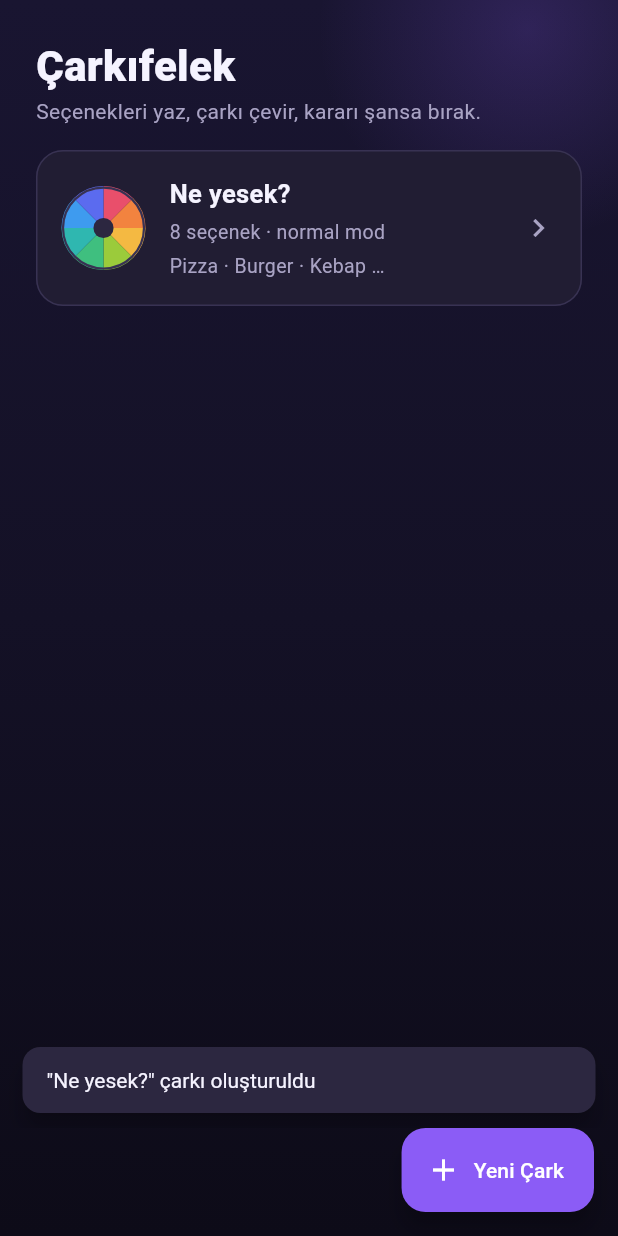
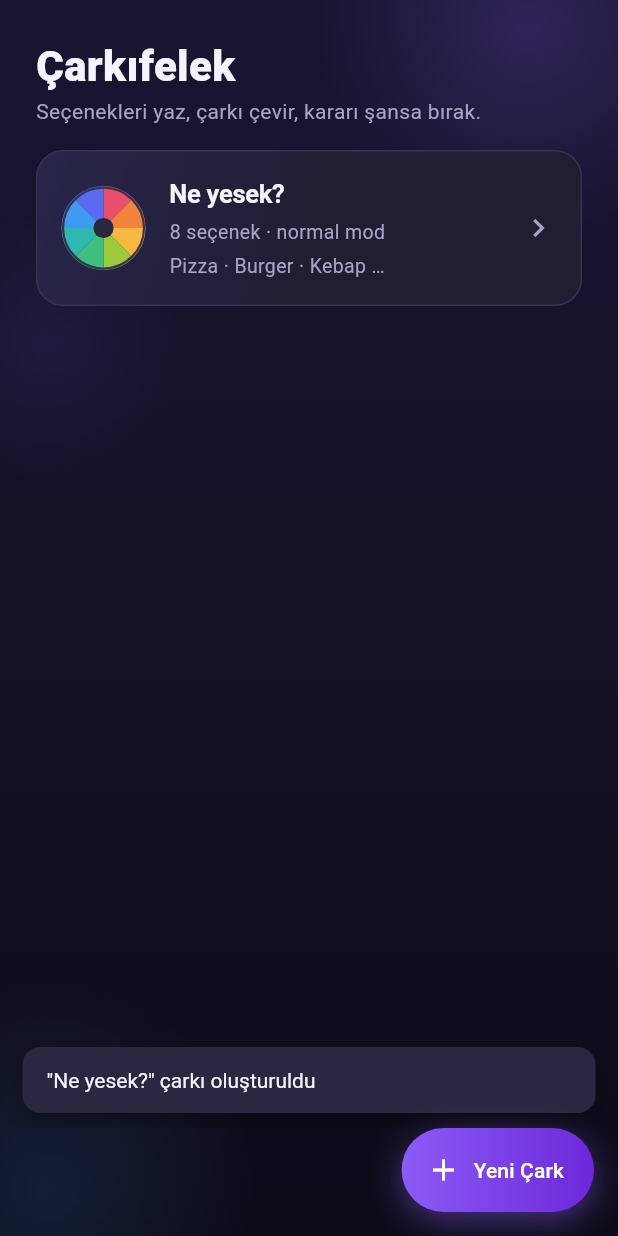
Before and after one commit to alhndgn/carkifelek, a Flutter app: the screen it shows after launch, after a tap on "Ne yesek?", on a phone screen of 412 x 824 dp. Run offline on Flutter 3.47's test engine with Material 3 defaults, Android fonts, the phone set to English and light mode, and no system bars; our stand-ins replace flutter_riverpod, go_router, shared_preferences.

Commit message:
fix(M5): forui kaldirildi, native bottom sheet; 81/81 test yesil

```diff
--- a/lib/core/friction_curve.dart
+++ b/lib/core/friction_curve.dart
@@ -44,8 +44,7 @@ class FrictionCurve extends Curve {
   double get _gainRamp => rampFraction <= 0 ? 0 : rampFraction / 2;
 
   /// Yavaşlama evresinde alınan yol.
-  double get _gainDecay =>
-      rampFraction <= 0
+  double get _gainDecay => rampFraction <= 0
       ? 1 / (decayPower + 1)
       : (1 - rampFraction) / (decayPower + 1);
 
--- a/lib/main.dart
+++ b/lib/main.dart
@@ -13,9 +13,7 @@ Future<void> main() async {
 
   runApp(
     ProviderScope(
-      overrides: [
-        sharedPreferencesProvider.overrideWithValue(prefs),
-      ],
+      overrides: [sharedPreferencesProvider.overrideWithValue(prefs)],
       child: const CarkifelekApp(),
     ),
   );
--- a/lib/screens/wheel_list_screen.dart
+++ b/lib/screens/wheel_list_screen.dart
@@ -1,5 +1,8 @@
 import 'package:flutter/material.dart';
 import 'package:flutter_riverpod/flutter_riverpod.dart';
+
+import '../widgets/app_sheet.dart';
+
 import 'package:go_router/go_router.dart';
 
 import '../core/templates.dart';
@@ -23,12 +26,30 @@ class WheelListScreen extends ConsumerWidget {
 
     return Scaffold(
       backgroundColor: Colors.transparent,
-      floatingActionButton: FloatingActionButton.extended(
+      floatingActionButton: Container(
+        decoration: BoxDecoration(
+          borderRadius: BorderRadius.circular(Radii.pill),
+          gradient: const LinearGradient(
+            colors: <Color>[Color(0xFF8B5CF6), Color(0xFF6D28D9)],
+          ),
+          boxShadow: <BoxShadow>[
+            BoxShadow(
+              color: kAccent.withValues(alpha: 0.45),
+              blurRadius: 18,
+              offset: const Offset(0, 6),
+            ),
+          ],
+        ),
+        child: FloatingActionButton.extended(
           onPressed: () => _showCreateDialog(context, ref),
-        backgroundColor: kAccent,
+          backgroundColor: Colors.transparent,
           foregroundColor: Colors.white,
+          elevation: 0,
+          highlightElevation: 0,
+          shape: const StadiumBorder(),
           icon: const Icon(Icons.add),
           label: const Text('Yeni Çark'),
+        ),
       ),
       body: AppBackground(
         child: SafeArea(
@@ -117,7 +138,9 @@ class WheelListScreen extends ConsumerWidget {
     );
     if (title == null || !context.mounted) return;
 
-    await ref.read(wheelListProvider.notifier).create(
+    await ref
+        .read(wheelListProvider.notifier)
+        .create(
           title: title,
           segments: const <String>['Seçenek 1', 'Seçenek 2'],
         );
@@ -130,7 +153,7 @@ class WheelListScreen extends ConsumerWidget {
     WidgetRef ref,
     Wheel wheel,
   ) async {
-    await showModalBottomSheet<void>(
+    await showAppSheet<void>(
       context: context,
       builder: (BuildContext sheetContext) => SafeArea(
         child: Column(
@@ -165,7 +188,10 @@ class WheelListScreen extends ConsumerWidget {
               },
             ),
             ListTile(
-              leading: const Icon(Icons.delete_outline, color: Color(0xFFE94F6B)),
+              leading: const Icon(
+                Icons.delete_outline,
+                color: Color(0xFFE94F6B),
+              ),
               title: const Text('Sil'),
               onTap: () {
                 Navigator.of(sheetContext).pop();
@@ -179,11 +205,7 @@ class WheelListScreen extends ConsumerWidget {
     );
   }
 
-  Future<void> _rename(
-    BuildContext context,
-    WidgetRef ref,
-    Wheel wheel,
-  ) async {
+  Future<void> _rename(BuildContext context, WidgetRef ref, Wheel wheel) async {
     final String? title = await TextInputDialog.show(
       context,
       title: 'Yeniden adlandır',
@@ -229,6 +251,15 @@ class WheelListScreen extends ConsumerWidget {
   void _toast(BuildContext context, String message) {
     ScaffoldMessenger.of(context)
       ..hideCurrentSnackBar()
-      ..showSnackBar(SnackBar(content: Text(message)));
+      ..showSnackBar(
+        SnackBar(
+          content: Text(message),
+          duration: const Duration(seconds: 3),
+          behavior: SnackBarBehavior.floating,
+          shape: RoundedRectangleBorder(
+            borderRadius: BorderRadius.circular(12),
+          ),
+        ),
+      );
   }
 }
--- a/lib/state/wheel_list_provider.dart
+++ b/lib/state/wheel_list_provider.dart
@@ -38,7 +38,10 @@ class WheelListNotifier extends Notifier<List<Wheel>> {
   Future<void> rename(String id, String title) {
     final String clean = title.trim();
     if (clean.isEmpty) return Future<void>.value();
-    return _replace(id, (Wheel w) => w.copyWith(title: clean, updatedAt: DateTime.now()));
+    return _replace(
+      id,
+      (Wheel w) => w.copyWith(title: clean, updatedAt: DateTime.now()),
+    );
   }
 
   /// Aynı seçeneklerle, listenin hemen ardına yeni bir çark ekler.
--- a/lib/theme/palette.dart
+++ b/lib/theme/palette.dart
@@ -37,6 +37,7 @@ Color paletteColorAt(int index) => kWheelPalette[index % kWheelPalette.length];
 
 /// Dilim metninin okunabilmesi için zemin koyu mu?
 bool isDarkColor(Color color) {
-  final double luminance = (0.299 * color.r + 0.587 * color.g + 0.114 * color.b);
+  final double luminance =
+      (0.299 * color.r + 0.587 * color.g + 0.114 * color.b);
   return luminance < 0.6;
 }
--- a/lib/widgets/app_background.dart
+++ b/lib/widgets/app_background.dart
@@ -2,7 +2,7 @@ import 'package:flutter/material.dart';
 
 import '../theme/palette.dart';
 
-/// Tüm ekranların altında duran koyu gradyan zemin + hafif mor parıltı.
+/// Tüm ekranların altında duran koyu gradyan zemin + parıltı blobları.
 class AppBackground extends StatelessWidget {
   const AppBackground({super.key, required this.child});
 
@@ -36,6 +36,38 @@ class AppBackground extends StatelessWidget {
               ),
             ),
           ),
+          Positioned(
+            bottom: -110,
+            left: -110,
+            child: IgnorePointer(
+              child: Container(
+                width: 280,
+                height: 280,
+                decoration: const BoxDecoration(
+                  shape: BoxShape.circle,
+                  gradient: RadialGradient(
+                    colors: <Color>[Color(0x223E9BEF), Color(0x003E9BEF)],
+                  ),
+                ),
+              ),
+            ),
+          ),
+          Positioned(
+            top: 140,
+            left: -60,
+            child: IgnorePointer(
+              child: Container(
+                width: 180,
+                height: 180,
+                decoration: const BoxDecoration(
+                  shape: BoxShape.circle,
+                  gradient: RadialGradient(
+                    colors: <Color>[Color(0x1A8B5CF6), Color(0x008B5CF6)],
+                  ),
+                ),
+              ),
+            ),
+          ),
           child,
         ],
       ),
--- a/lib/widgets/empty_state.dart
+++ b/lib/widgets/empty_state.dart
@@ -28,17 +28,26 @@ class EmptyState extends StatelessWidget {
           const SizedBox(height: Spacing.xl),
           Center(
             child: Container(
-              width: 96,
-              height: 96,
-              decoration: const BoxDecoration(
+              width: 108,
+              height: 108,
+              decoration: BoxDecoration(
                 shape: BoxShape.circle,
-                gradient: LinearGradient(
+                gradient: const LinearGradient(
+                  begin: Alignment.topLeft,
+                  end: Alignment.bottomRight,
                   colors: <Color>[Color(0xFF8B5CF6), Color(0xFF3E9BEF)],
                 ),
+                boxShadow: <BoxShadow>[
+                  BoxShadow(
+                    color: const Color(0xFF8B5CF6).withValues(alpha: 0.35),
+                    blurRadius: 32,
+                    offset: const Offset(0, 8),
+                  ),
+                ],
               ),
               child: const Icon(
                 Icons.casino_outlined,
-                size: 48,
+                size: 52,
                 color: Colors.white,
               ),
             ),
@@ -83,11 +92,12 @@ class EmptyState extends StatelessWidget {
             onPressed: onCreateEmpty,
             style: OutlinedButton.styleFrom(
               foregroundColor: kTextPrimary,
-              side: const BorderSide(color: kBorder),
+              side: BorderSide(
+                color: kBorder.withValues(alpha: 0.8),
+                width: 1.4,
+              ),
               minimumSize: const Size(0, Spacing.minTouchTarget),
-              shape: RoundedRectangleBorder(
-                borderRadius: BorderRadius.circular(Radii.sm),
-              ),
+              shape: const StadiumBorder(),
             ),
             icon: const Icon(Icons.add),
             label: const Text('Sıfırdan çark oluştur'),
--- a/lib/widgets/wheel_card.dart
+++ b/lib/widgets/wheel_card.dart
@@ -32,6 +32,10 @@ class WheelCard extends StatelessWidget {
 
   @override
   Widget build(BuildContext context) {
+    final Color start = wheel.segments.isEmpty
+        ? kAccent
+        : paletteColorAt(wheel.segments.length - 1);
+
     return Material(
       color: kSurface,
       borderRadius: BorderRadius.circular(Radii.md),
@@ -44,6 +48,15 @@ class WheelCard extends StatelessWidget {
           decoration: BoxDecoration(
             borderRadius: BorderRadius.circular(Radii.md),
             border: Border.all(color: kBorder),
+            gradient: LinearGradient(
+              begin: Alignment.topLeft,
+              end: Alignment.bottomRight,
+              stops: const <double>[0, 0.5],
+              colors: <Color>[
+                Color.alphaBlend(start.withValues(alpha: 0.12), kSurface),
+                kSurface,
+              ],
+            ),
           ),
           child: Row(
             children: <Widget>[
@@ -61,6 +74,7 @@ class WheelCard extends StatelessWidget {
                         fontSize: 17,
                         fontWeight: FontWeight.w700,
                         color: kTextPrimary,
+                        letterSpacing: -0.2,
                       ),
                     ),
                     const SizedBox(height: Spacing.xs),
```
Also changed, not shown: lib/models/wheel.dart (+3 -7 lines), lib/screens/wheel_editor_screen.dart (+8 -9 lines), lib/screens/wheel_screen.dart (+7 -6 lines), lib/widgets/app_sheet.dart (added, +34 -0 lines), lib/widgets/spin_wheel.dart (+4 -7 lines), lib/widgets/winner_sheet.dart (+36 -7 lines), lib/widgets/settings_sheet.dart (indentation only), pubspec.lock, 1 other file. Lines whose indentation alone changed are shown as unchanged.
